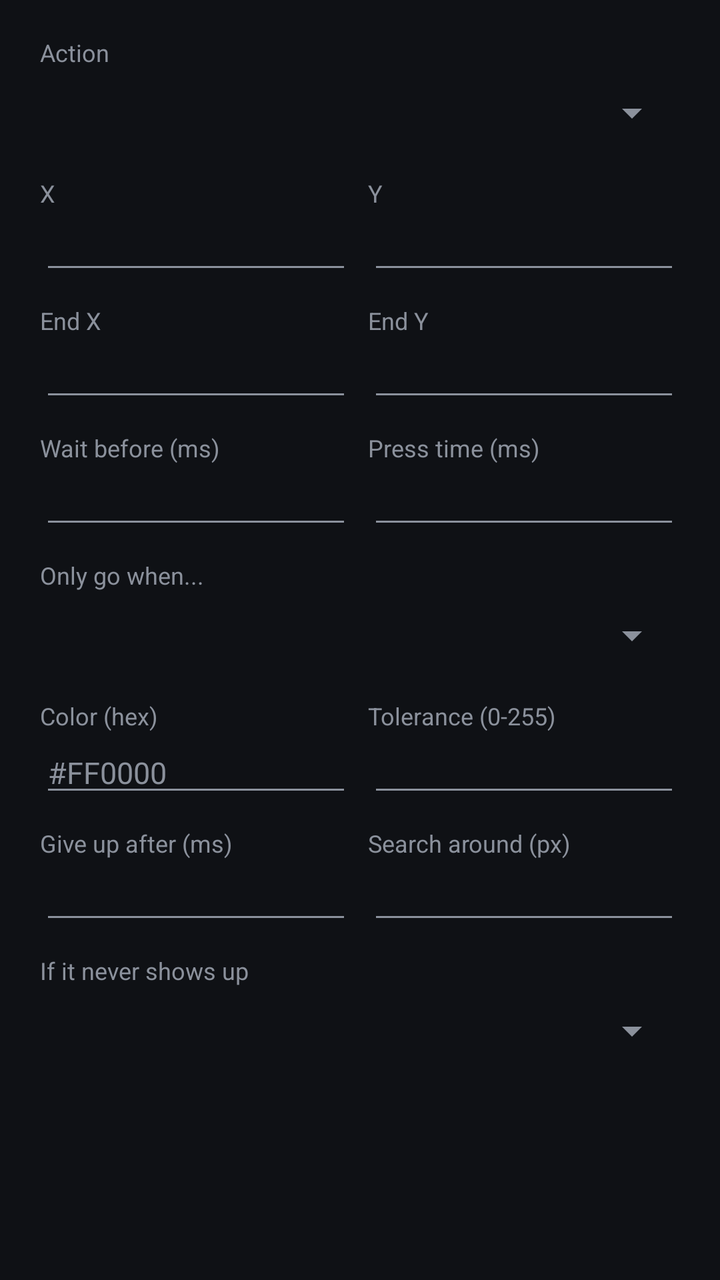
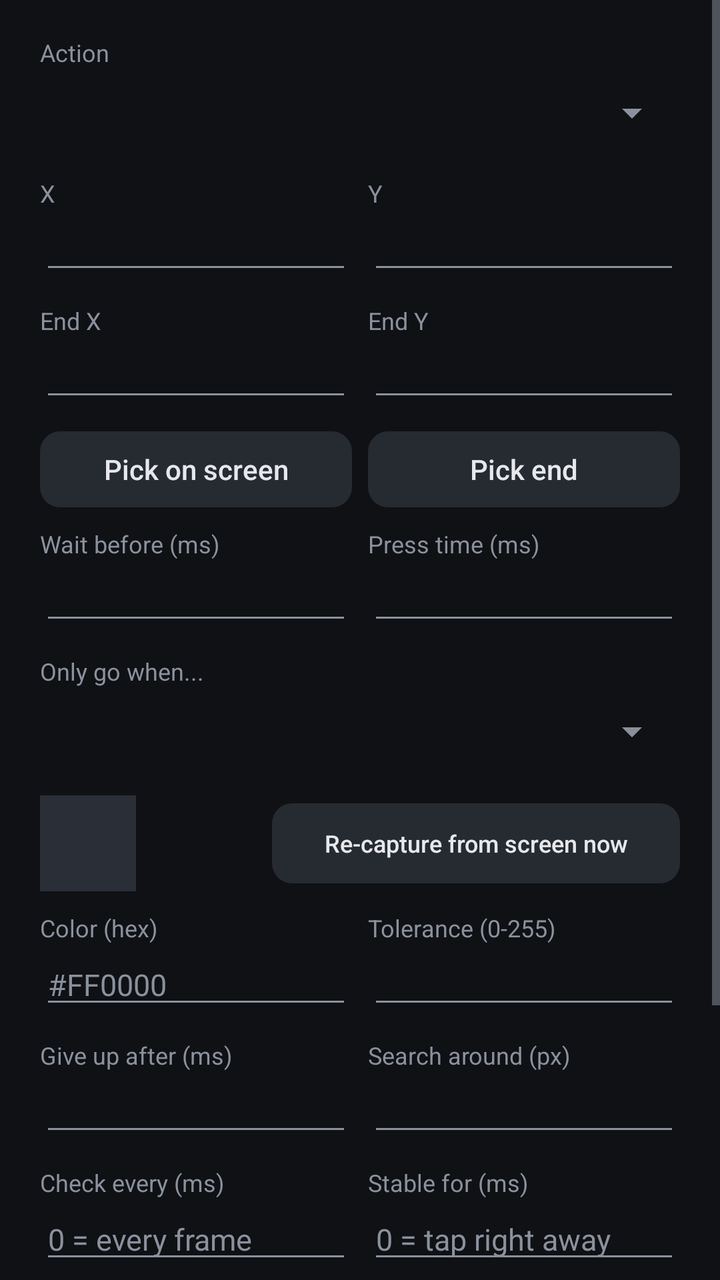

Two renders of the same Android screen: before a commit and after it. Below are the layout's source before the change and the commit's diff.
<!-- AndroidManifest.xml: application theme AppTheme -->
<!-- res/layout/dialog_step.xml -->
<?xml version="1.0" encoding="utf-8"?>
<ScrollView xmlns:android="http://schemas.android.com/apk/res/android"
    android:layout_width="match_parent"
    android:layout_height="wrap_content">

    <LinearLayout
        android:layout_width="match_parent"
        android:layout_height="wrap_content"
        android:orientation="vertical"
        android:paddingStart="20dp"
        android:paddingTop="8dp"
        android:paddingEnd="20dp">

        <TextView style="@style/Label" android:text="Action" />

        <Spinner
            android:id="@+id/action"
            android:layout_width="match_parent"
            android:layout_height="44dp" />

        <LinearLayout
            android:id="@+id/pos_row"
            android:layout_width="match_parent"
            android:layout_height="wrap_content">

            <LinearLayout
                android:layout_width="0dp"
                android:layout_height="wrap_content"
                android:layout_marginEnd="8dp"
                android:layout_weight="1"
                android:orientation="vertical">

                <TextView style="@style/Label" android:text="X" />

                <EditText android:id="@+id/x" style="@style/Field" android:inputType="number" />
            </LinearLayout>

            <LinearLayout
                android:layout_width="0dp"
                android:layout_height="wrap_content"
                android:layout_weight="1"
                android:orientation="vertical">

                <TextView style="@style/Label" android:text="Y" />

                <EditText android:id="@+id/y" style="@style/Field" android:inputType="number" />
            </LinearLayout>
        </LinearLayout>

        <LinearLayout
            android:id="@+id/end_row"
            android:layout_width="match_parent"
            android:layout_height="wrap_content">

            <LinearLayout
                android:layout_width="0dp"
                android:layout_height="wrap_content"
                android:layout_marginEnd="8dp"
                android:layout_weight="1"
                android:orientation="vertical">

                <TextView style="@style/Label" android:text="End X" />

                <EditText android:id="@+id/x2" style="@style/Field" android:inputType="number" />
            </LinearLayout>

            <LinearLayout
                android:layout_width="0dp"
                android:layout_height="wrap_content"
                android:layout_weight="1"
                android:orientation="vertical">

                <TextView style="@style/Label" android:text="End Y" />

                <EditText android:id="@+id/y2" style="@style/Field" android:inputType="number" />
            </LinearLayout>
        </LinearLayout>

        <LinearLayout
            android:layout_width="match_parent"
            android:layout_height="wrap_content">

            <LinearLayout
                android:layout_width="0dp"
                android:layout_height="wrap_content"
                android:layout_marginEnd="8dp"
                android:layout_weight="1"
                android:orientation="vertical">

                <TextView style="@style/Label" android:text="Wait before (ms)" />

                <EditText android:id="@+id/delay" style="@style/Field" android:inputType="number" />
            </LinearLayout>

            <LinearLayout
                android:id="@+id/dur_box"
                android:layout_width="0dp"
                android:layout_height="wrap_content"
                android:layout_weight="1"
                android:orientation="vertical">

                <TextView style="@style/Label" android:text="Press time (ms)" />

                <EditText android:id="@+id/duration" style="@style/Field" android:inputType="number" />
            </LinearLayout>
        </LinearLayout>

        <TextView style="@style/Label" android:text="Only go when..." />

        <Spinner
            android:id="@+id/cond"
            android:layout_width="match_parent"
            android:layout_height="44dp" />

        <LinearLayout
            android:id="@+id/cond_box"
            android:layout_width="match_parent"
            android:layout_height="wrap_content"
            android:orientation="vertical">

            <LinearLayout
                android:layout_width="match_parent"
                android:layout_height="wrap_content">

                <LinearLayout
                    android:id="@+id/color_box"
                    android:layout_width="0dp"
                    android:layout_height="wrap_content"
                    android:layout_marginEnd="8dp"
                    android:layout_weight="1"
                    android:orientation="vertical">

                    <TextView style="@style/Label" android:text="Color (hex)" />

                    <EditText
                        android:id="@+id/color"
                        style="@style/Field"
                        android:hint="#FF0000"
                        android:inputType="textNoSuggestions" />
                </LinearLayout>

                <LinearLayout
                    android:layout_width="0dp"
                    android:layout_height="wrap_content"
                    android:layout_weight="1"
                    android:orientation="vertical">

                    <TextView style="@style/Label" android:text="Tolerance (0-255)" />

                    <EditText android:id="@+id/tol" style="@style/Field" android:inputType="number" />
                </LinearLayout>
            </LinearLayout>

            <LinearLayout
                android:layout_width="match_parent"
                android:layout_height="wrap_content">

                <LinearLayout
                    android:layout_width="0dp"
                    android:layout_height="wrap_content"
                    android:layout_marginEnd="8dp"
                    android:layout_weight="1"
                    android:orientation="vertical">

                    <TextView style="@style/Label" android:text="Give up after (ms)" />

                    <EditText android:id="@+id/timeout" style="@style/Field" android:inputType="number" />
                </LinearLayout>

                <LinearLayout
                    android:id="@+id/radius_box"
                    android:layout_width="0dp"
                    android:layout_height="wrap_content"
                    android:layout_weight="1"
                    android:orientation="vertical">

                    <TextView style="@style/Label" android:text="Search around (px)" />

                    <EditText android:id="@+id/radius" style="@style/Field" android:inputType="number" />
                </LinearLayout>
            </LinearLayout>

            <TextView style="@style/Label" android:text="If it never shows up" />

            <Spinner
                android:id="@+id/miss"
                android:layout_width="match_parent"
                android:layout_height="44dp" />
        </LinearLayout>
    </LinearLayout>
</ScrollView>
<!-- resources referenced by this layout -->
<resources>
  <style name="Field">
          <item name="android:layout_width">match_parent</item>
          <item name="android:layout_height">wrap_content</item>
          <item name="android:textColor">@color/text</item>
          <item name="android:textColorHint">@color/muted</item>
          <item name="android:textSize">15sp</item>
          <item name="android:singleLine">true</item>
      </style>
  <style name="Label">
          <item name="android:layout_width">wrap_content</item>
          <item name="android:layout_height">wrap_content</item>
          <item name="android:textColor">@color/muted</item>
          <item name="android:textSize">12sp</item>
          <item name="android:layout_marginTop">10dp</item>
      </style>
  <style name="AppTheme" parent="@android:style/Theme.Material.NoActionBar">
          <item name="android:colorPrimary">@color/bg</item>
          <item name="android:colorPrimaryDark">@color/bg</item>
          <item name="android:colorAccent">@color/accent</item>
          <item name="android:windowBackground">@color/bg</item>
          <item name="android:statusBarColor">@color/bg</item>
          <item name="android:navigationBarColor">@color/bg</item>
          <item name="android:textColorPrimary">@color/text</item>
          <item name="android:textColorSecondary">@color/muted</item>
          <item name="android:alertDialogTheme">@style/DialogTheme</item>
      </style>
  <color name="text">#E6E8EB</color>
  <color name="muted">#8B919C</color>
  <color name="bg">#0F1115</color>
  <color name="accent">#5AA9FF</color>
  <style name="DialogTheme" parent="@android:style/Theme.Material.Dialog.Alert">
          <item name="android:colorAccent">@color/accent</item>
          <item name="android:background">@color/card</item>
      </style>
  <color name="card">#1A1D23</color>
</resources>

<!-- the commit's change to res/layout/dialog_step.xml (unified diff, before → after) -->
@@ -77,6 +77,30 @@
         </LinearLayout>
 
         <LinearLayout
+            android:id="@+id/pick_row"
+            android:layout_width="match_parent"
+            android:layout_height="wrap_content"
+            android:layout_marginTop="10dp">
+
+            <Button
+                android:id="@+id/pick"
+                style="@style/Btn"
+                android:layout_width="0dp"
+                android:layout_height="38dp"
+                android:layout_weight="1"
+                android:text="Pick on screen" />
+
+            <Button
+                android:id="@+id/pick_end"
+                style="@style/Btn"
+                android:layout_width="0dp"
+                android:layout_height="38dp"
+                android:layout_marginStart="8dp"
+                android:layout_weight="1"
+                android:text="Pick end" />
+        </LinearLayout>
+
+        <LinearLayout
             android:layout_width="match_parent"
             android:layout_height="wrap_content">
 
@@ -99,7 +123,7 @@
                 android:layout_weight="1"
                 android:orientation="vertical">
 
-                <TextView style="@style/Label" android:text="Press time (ms)" />
+                <TextView android:id="@+id/dur_label" style="@style/Label" android:text="Press time (ms)" />
 
                 <EditText android:id="@+id/duration" style="@style/Field" android:inputType="number" />
             </LinearLayout>
@@ -117,6 +141,38 @@
             android:layout_width="match_parent"
             android:layout_height="wrap_content"
             android:orientation="vertical">
+
+            <LinearLayout
+                android:layout_width="match_parent"
+                android:layout_height="wrap_content"
+                android:layout_marginTop="10dp"
+                android:gravity="center_vertical">
+
+                <ImageView
+                    android:id="@+id/patch_preview"
+                    android:layout_width="48dp"
+                    android:layout_height="48dp"
+                    android:background="@color/line"
+                    android:contentDescription="Recorded image"
+                    android:scaleType="fitXY" />
+
+                <View
+                    android:id="@+id/color_preview"
+                    android:layout_width="48dp"
+                    android:layout_height="48dp"
+                    android:layout_marginStart="8dp" />
+
+                <Button
+                    android:id="@+id/recapture"
+                    style="@style/Btn"
+                    android:layout_width="0dp"
+                    android:layout_marginStart="12dp"
+                    android:layout_weight="1"
+                    android:paddingStart="8dp"
+                    android:paddingEnd="8dp"
+                    android:text="Re-capture from screen now"
+                    android:textSize="12sp" />
+            </LinearLayout>
 
             <LinearLayout
                 android:layout_width="match_parent"
@@ -180,6 +236,42 @@
                 </LinearLayout>
             </LinearLayout>
 
+            <LinearLayout
+                android:layout_width="match_parent"
+                android:layout_height="wrap_content">
+
+                <LinearLayout
+                    android:layout_width="0dp"
+                    android:layout_height="wrap_content"
+                    android:layout_marginEnd="8dp"
+                    android:layout_weight="1"
+                    android:orientation="vertical">
+
+                    <TextView style="@style/Label" android:text="Check every (ms)" />
+
+                    <EditText
+                        android:id="@+id/interval"
+                        style="@style/Field"
+                        android:hint="0 = every frame"
+                        android:inputType="number" />
+                </LinearLayout>
+
+                <LinearLayout
+                    android:layout_width="0dp"
+                    android:layout_height="wrap_content"
+                    android:layout_weight="1"
+                    android:orientation="vertical">
+
+                    <TextView style="@style/Label" android:text="Stable for (ms)" />
+
+                    <EditText
+                        android:id="@+id/stable"
+                        style="@style/Field"
+                        android:hint="0 = tap right away"
+                        android:inputType="number" />
+                </LinearLayout>
+            </LinearLayout>
+
             <TextView style="@style/Label" android:text="If it never shows up" />
 
             <Spinner
@@ -187,5 +279,138 @@
                 android:layout_width="match_parent"
                 android:layout_height="44dp" />
         </LinearLayout>
+
+        <include layout="@layout/dialog_step_flow" />
     </LinearLayout>
 </ScrollView>
+<!-- res/layout/dialog_step_flow.xml (included above) -->
+<?xml version="1.0" encoding="utf-8"?>
+<LinearLayout xmlns:android="http://schemas.android.com/apk/res/android"
+    android:layout_width="match_parent"
+    android:layout_height="wrap_content"
+    android:orientation="vertical">
+
+    <LinearLayout
+        android:id="@+id/goto_box"
+        android:layout_width="match_parent"
+        android:layout_height="wrap_content"
+        android:orientation="vertical">
+
+        <TextView style="@style/Label" android:text="Go to step (number or label)" />
+
+        <EditText
+            android:id="@+id/go_to"
+            style="@style/Field"
+            android:hint="next"
+            android:inputType="textNoSuggestions" />
+    </LinearLayout>
+
+    <TextView
+        android:id="@+id/adv_toggle"
+        android:layout_width="match_parent"
+        android:layout_height="wrap_content"
+        android:layout_marginTop="14dp"
+        android:paddingTop="6dp"
+        android:paddingBottom="6dp"
+        android:text="Advanced ▸"
+        android:textColor="@color/accent"
+        android:textSize="13sp" />
+
+    <LinearLayout
+        android:id="@+id/adv_box"
+        android:layout_width="match_parent"
+        android:layout_height="wrap_content"
+        android:orientation="vertical"
+        android:paddingBottom="8dp"
+        android:visibility="gone">
+
+        <TextView style="@style/Label" android:text="Label" />
+
+        <EditText
+            android:id="@+id/label"
+            style="@style/Field"
+            android:hint="optional"
+            android:inputType="textNoSuggestions" />
+
+        <LinearLayout
+            android:id="@+id/human_row"
+            android:layout_width="match_parent"
+            android:layout_height="wrap_content">
+
+            <LinearLayout
+                android:id="@+id/repeat_box"
+                android:layout_width="0dp"
+                android:layout_height="wrap_content"
+                android:layout_marginEnd="8dp"
+                android:layout_weight="1"
+                android:orientation="vertical">
+
+                <TextView style="@style/Label" android:text="Repeat" />
+
+                <EditText android:id="@+id/repeat" style="@style/Field" android:inputType="number" />
+            </LinearLayout>
+
+            <LinearLayout
+                android:layout_width="0dp"
+                android:layout_height="wrap_content"
+                android:layout_marginEnd="8dp"
+                android:layout_weight="1"
+                android:orientation="vertical">
+
+                <TextView style="@style/Label" android:text="Wait ± (ms)" />
+
+                <EditText android:id="@+id/jitter" style="@style/Field" android:inputType="number" />
+            </LinearLayout>
+
+            <LinearLayout
+                android:id="@+id/offset_box"
+                android:layout_width="0dp"
+                android:layout_height="wrap_content"
+                android:layout_weight="1"
+                android:orientation="vertical">
+
+                <TextView style="@style/Label" android:text="Tap spread (px)" />
+
+                <EditText android:id="@+id/offset" style="@style/Field" android:inputType="number" />
+            </LinearLayout>
+        </LinearLayout>
+
+        <LinearLayout
+            android:id="@+id/jump_row"
+            android:layout_width="match_parent"
+            android:layout_height="wrap_content">
+
+            <LinearLayout
+                android:id="@+id/found_box"
+                android:layout_width="0dp"
+                android:layout_height="wrap_content"
+                android:layout_marginEnd="8dp"
+                android:layout_weight="1"
+                android:orientation="vertical">
+
+                <TextView style="@style/Label" android:text="If found, go to" />
+
+                <EditText
+                    android:id="@+id/go_found"
+                    style="@style/Field"
+                    android:hint="next"
+                    android:inputType="textNoSuggestions" />
+            </LinearLayout>
+
+            <LinearLayout
+                android:layout_width="0dp"
+                android:layout_height="wrap_content"
+                android:layout_weight="1"
+                android:orientation="vertical">
+
+                <TextView style="@style/Label" android:text="If not found, go to" />
+
+                <EditText
+                    android:id="@+id/go_miss"
+                    style="@style/Field"
+                    android:hint="as above"
+                    android:inputType="textNoSuggestions" />
+            </LinearLayout>
+        </LinearLayout>
+    </LinearLayout>
+</LinearLayout>
<!-- resource entries referenced after the edit -->
@@ -26,10 +26,33 @@
           <item name="android:textColorSecondary">@color/muted</item>
           <item name="android:alertDialogTheme">@style/DialogTheme</item>
       </style>
+  <!-- drawable btn (drawable) -->
+  <?xml version="1.0" encoding="utf-8"?>
+  <ripple xmlns:android="http://schemas.android.com/apk/res/android" android:color="#33FFFFFF">
+      <item>
+          <shape android:shape="rectangle">
+              <solid android:color="#262A31" />
+              <corners android:radius="10dp" />
+          </shape>
+      </item>
+  </ripple>
   <color name="text">#E6E8EB</color>
   <color name="muted">#8B919C</color>
   <color name="bg">#0F1115</color>
   <color name="accent">#5AA9FF</color>
+  <color name="line">#2A2E36</color>
+  <style name="Btn">
+          <item name="android:layout_width">wrap_content</item>
+          <item name="android:layout_height">40dp</item>
+          <item name="android:background">@drawable/btn</item>
+          <item name="android:textColor">@color/text</item>
+          <item name="android:textAllCaps">false</item>
+          <item name="android:textSize">14sp</item>
+          <item name="android:paddingStart">16dp</item>
+          <item name="android:paddingEnd">16dp</item>
+          <item name="android:minWidth">0dp</item>
+          <item name="android:stateListAnimator">@null</item>
+      </style>
   <style name="DialogTheme" parent="@android:style/Theme.Material.Dialog.Alert">
           <item name="android:colorAccent">@color/accent</item>
           <item name="android:background">@color/card</item>
